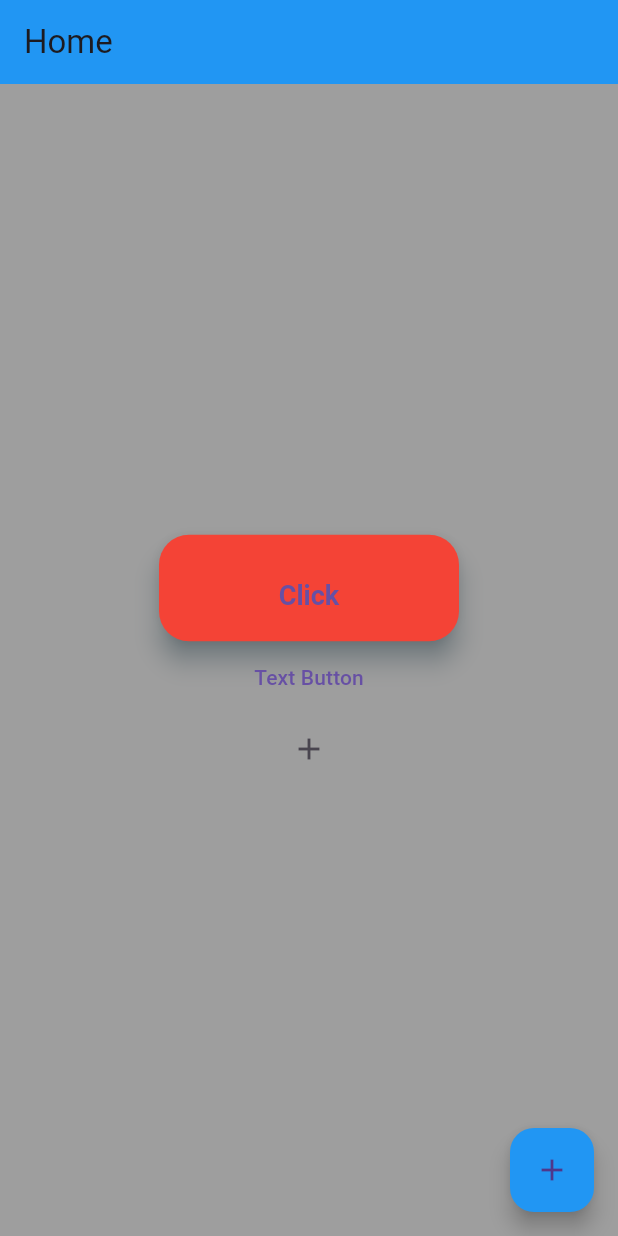
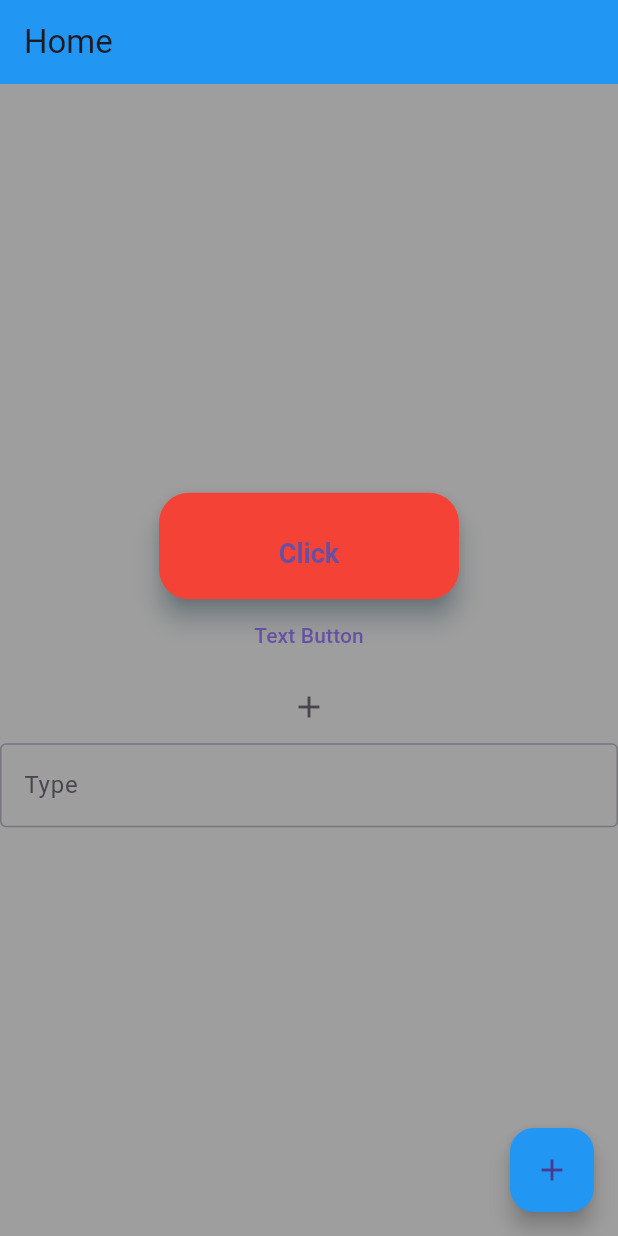
Before and after one commit to nahidul-CSE/helloworld, a Flutter app: the screen it shows after launch, on a phone screen of 412 x 824 dp. Run offline on Flutter 3.47's test engine with Material 3 defaults, Android fonts, the phone set to English and light mode, and no system bars.

Commit message:
button added

```diff
--- a/lib/main.dart
+++ b/lib/main.dart
@@ -62,6 +62,44 @@ class HomeScreen extends StatelessWidget {
               );
             }, child: Text('Text Button',),),
             IconButton(onPressed: (){}, icon: Icon(Icons.add),),
+            TextField(
+              //controller: ,
+              onTap: (){
+                showDialog(context: context, builder: (context){
+                  return AlertDialog(
+                    title: Text(
+                      'You are typing', style: TextStyle(color: Colors.white,),
+                    ),
+                    backgroundColor: Colors.blue,
+                  );
+
+                },
+                );
+              },
+              onChanged: (String input){
+                print(input);
+              },
+              keyboardType: TextInputType.text,
+              textInputAction: TextInputAction.search,
+              decoration: InputDecoration(
+                enabled: true,
+                hintText: 'Enter Data',
+                label: Text('Type'),
+                border: OutlineInputBorder(
+
+                  borderSide: BorderSide(
+                    color: Colors.red,
+                    style: BorderStyle.solid,
+                  ),
+                ),
+                focusedBorder: OutlineInputBorder(
+                  borderSide: BorderSide(
+                    color: Colors.red,
+                    style: BorderStyle.solid,
+                  ),
+                ),
+              ),
+            ),
           ],
         ),
       ),
@@ -71,6 +109,7 @@ class HomeScreen extends StatelessWidget {
         child: Icon(Icons.add,),
         backgroundColor: Colors.blue,
 
+
       ),
 
     );
```
